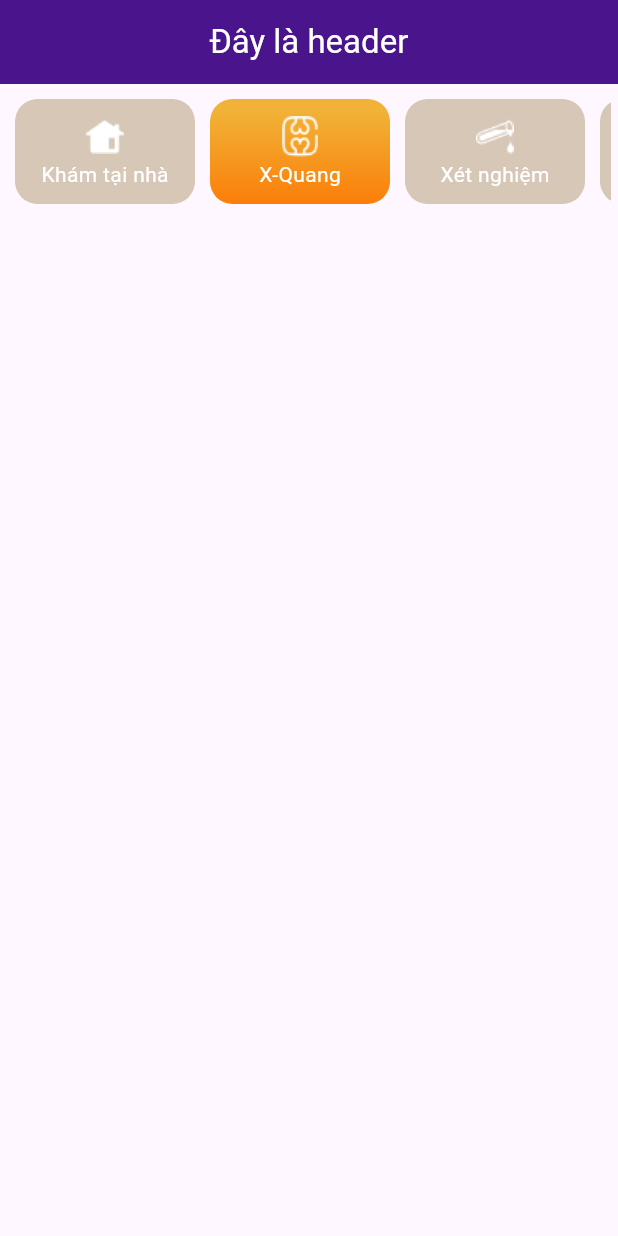
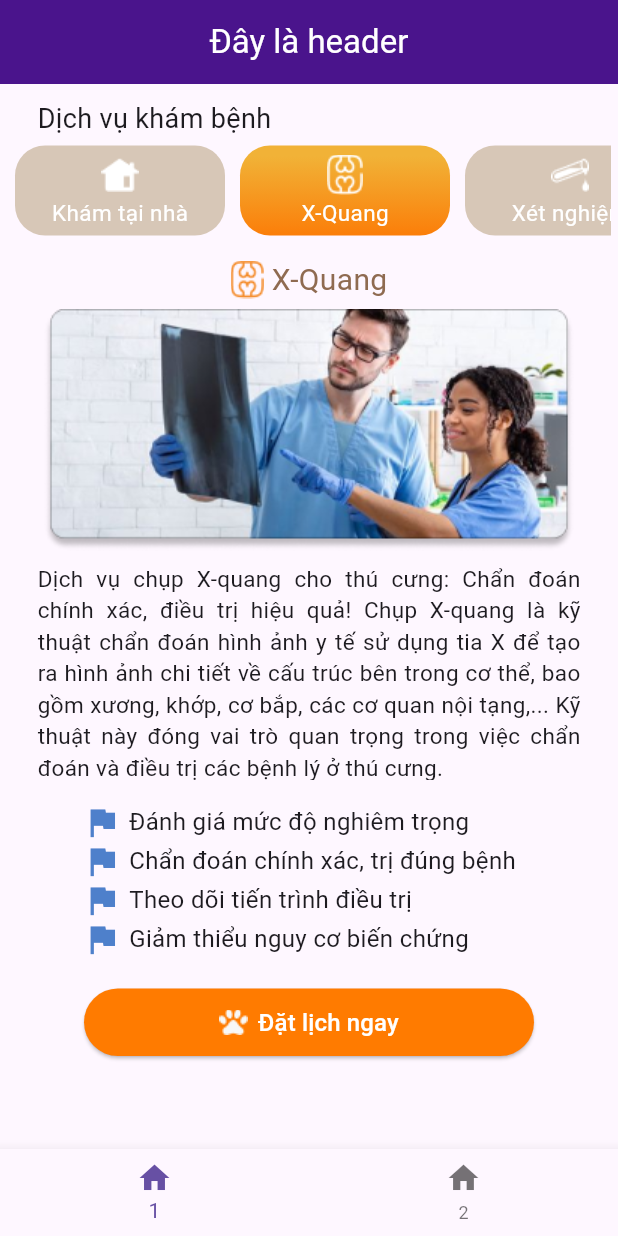
Before and after one commit to Anlele1701/DNT_Flutter_Pawtients, a Flutter app: the screen it shows after launch, after a tap on "X-Quang", on a phone screen of 412 x 824 dp. Run offline on Flutter 3.47's test engine with Material 3 defaults, Android fonts, the light colour scheme and no system bars; our stand-ins replace glassmorphism.

Commit message:
Complete Examination Service

```diff
--- /dev/null
+++ b/frontend_cl/lib/view/widget/Dich_Vu/service_content.dart
@@ -0,0 +1,177 @@
+import 'package:flutter/cupertino.dart';
+import 'package:flutter/material.dart';
+
+List<String> getItems() {
+  return [
+    "Khám tại nhà",
+    "X-Quang",
+    "Xét nghiệm",
+    "Khám tổng quát",
+    "Tiêm phòng",
+    "Triệt sản",
+  ];
+}
+
+List<String> getIcons() {
+  return [
+    "assets/icons/House.png",
+    "assets/icons/Bone.png",
+    "assets/icons/Exp.png",
+    "assets/icons/General.png",
+    "assets/icons/Inject.png",
+    "assets/icons/Surgial.png",
+  ];
+}
+
+List<String> getPicture() {
+  return [
+    "assets/images/Pic1_service.png",
+    "assets/images/Pic2_service.png",
+    "assets/images/Pic3_service.png",
+    "assets/images/Pic4_service.png",
+    "assets/images/Pic5_service.png",
+    "assets/images/Pic6_service.png",
+  ];
+}
+
+List<String> getContent() {
+  return [
+    "Bạn đang bận rộn với công việc? Bạn lo lắng khi đưa thú cưng đến phòng khám vì sợ lây bệnh? Dịch vụ khám thú cưng tại nhà chính là giải pháp dành cho bạn! Dịch vụ khám thú cưng tại nhà mang đến nhiều lợi ích thiết thực, giúp bạn tiết kiệm thời gian, công sức và mang đến trải nghiệm khám chữa bệnh thoải mái, an toàn cho thú cưng.",
+    """Dịch vụ chụp X-quang cho thú cưng: Chẩn đoán chính xác, điều trị hiệu quả! Chụp X-quang là kỹ thuật chẩn đoán hình ảnh y tế sử dụng tia X để tạo ra hình ảnh chi tiết về cấu trúc bên trong cơ thể, bao gồm xương, khớp, cơ bắp, các cơ quan nội tạng,... Kỹ thuật này đóng vai trò quan trọng trong việc chẩn đoán và điều trị các bệnh lý ở thú cưng.
+    """,
+    """Dịch vụ xét nghiệm cho thú cưng - Bảo vệ sức khỏe toàn diện cho người bạn bốn chân! Tương tự như con người, thú cưng cũng cần được chăm sóc sức khỏe định kỳ và sử dụng dịch vụ xét nghiệm để phát hiện sớm bệnh tật, theo dõi tình trạng sức khỏe và hỗ trợ chẩn đoán, điều trị hiệu quả. Hãy sử dụng dịch vụ ngay để có thể phòng tránh các bệnh sớm nhất có thể.
+    """,
+    """Khám tổng quát cho thú cưng - Việc làm thiết yếu cho sức khỏe toàn diện! Khám tổng quát là việc kiểm tra sức khỏe toàn diện cho thú cưng, bao gồm kiểm tra lâm sàng, xét nghiệm và các chẩn đoán bổ sung khác (nếu cần thiết) nhằm đánh giá tình trạng sức khỏe hiện tại của thú cưng, phát hiện sớm các bệnh lý tiềm ẩn và đưa ra biện pháp phòng ngừa phù hợp.
+    """,
+    """Dịch vụ tiêm phòng cho thú cưng - Lá chắn bảo vệ sức khỏe toàn diện! Tiêm phòng cho thú cưng là việc tiêm vắc-xin để giúp chúng phòng ngừa các bệnh truyền nhiễm nguy hiểm. Đây là biện pháp thiết yếu để bảo vệ sức khỏe cho thú cưng, giúp chúng có một cuộc sống khỏe mạnh và hạnh phúc. Cũng như là bảo vệ bản thân bạn và cho cả cộng đồng.
+    """,
+    """Dịch vụ triệt sản cho thú cưng: Giải pháp hiệu quả cho việc kiểm soát sinh sản và sức khỏe! Triệt sản cho thú cưng là một phẫu thuật loại bỏ buồng trứng ở con cái hoặc tinh hoàn ở con đực. Đây là biện pháp hiệu quả để kiểm soát sinh sản và mang lại nhiều lợi ích cho sức khỏe của thú cưng. Đảm bảo không có di chứng về sau cho thú cưng của bạn,
+    """
+  ];
+}
+
+List<String> advantageTexts1 = [
+  "Tiết kiệm thời gian di chuyển",
+  "Giảm bớt căng thẳng cho thú cưng",
+  "Chăm sóc tận tâm và chu đáo",
+  "An toàn và giảm thiểu nguy cơ lây nhiễm"
+];
+
+List<String> advantageTexts2 = [
+  "Đánh giá mức độ nghiêm trọng",
+  "Chẩn đoán chính xác, trị đúng bệnh",
+  "Theo dõi tiến trình điều trị",
+  "Giảm thiểu nguy cơ biến chứng"
+];
+
+List<String> advantageTexts3 = [
+  "Chẩn đoán bệnh lý sớm nhất",
+  "Theo dõi sức khỏe tổng thể",
+  "Phát hiện điều trị bệnh lý",
+  "Lập kế hoạch chăm sóc sức khỏe"
+];
+
+List<String> advantageTexts4 = [
+  "Chẩn đoán chính xác bệnh tình",
+  "Theo dõi sức khỏe của vật nuôi",
+  "Phòng ngừa bệnh tật, virus",
+  "Phát hiện các vấn đề hành vi"
+];
+
+List<String> advantageTexts5 = [
+  "Phòng ngừa bệnh truyền nhiễm",
+  "Giảm nguy cơ tử vong của vật nuôi",
+  "Bảo vệ sức khỏe cộng đồng",
+  "Tiết kiệm chi phí điều trị"
+];
+
+List<String> advantageTexts6 = [
+  "Giảm nguy cơ mắc bệnh ở vật nuôi",
+  "Giảm nguy cơ đi lang thang",
+  "Giảm chi phí chăm sóc thú cưng",
+  "Giảm nguy cơ bị tấn công bởi thú cưng"
+];
+
+List<Row> advantage1 = List.generate(
+    4,
+    (index) => Row(children: [
+          Icon(Icons.assistant_photo,size: 26,color: Color(0xFF4E80CB),),
+          SizedBox(
+            width: 5,
+          ),
+          Text(advantageTexts1[index],style: TextStyle(fontSize: 16),),
+        ]));
+
+List<Row> advantage2 = List.generate(
+    4,
+    (index) => Row(
+          children: [
+            Icon(Icons.assistant_photo,size: 26,color: Color(0xFF4E80CB),),
+            SizedBox(
+              width: 5,
+            ),
+            Text(advantageTexts2[index],style: TextStyle(fontSize: 16),)
+          ],
+        ));
+
+List<Row> advantage3 = List.generate(
+    4,
+    (index) => Row(
+          children: [
+            Icon(Icons.assistant_photo,size: 26,color: Color(0xFF4E80CB),),
+            SizedBox(
+              width: 5,
+            ),
+            Text(advantageTexts3[index],style: TextStyle(fontSize: 16),)
+          ],
+        ));
+List<Row> advantage4 = List.generate(
+    4,
+    (index) => Row(
+          children: [
+            Icon(Icons.assistant_photo,size: 26,color: Color(0xFF4E80CB),),
+            SizedBox(
+              width: 5,
+            ),
+            Text(advantageTexts4[index],style: TextStyle(fontSize: 16),)
+          ],
+        ));
+List<Row> advantage5 = List.generate(
+    4,
+    (index) => Row(
+          children: [
+            Icon(Icons.assistant_photo,size: 26,color: Color(0xFF4E80CB),),
+            SizedBox(
+              width: 5,
+            ),
+            Text(advantageTexts5[index],style: TextStyle(fontSize: 16),)
+          ],
+        ));
+List<Row> advantage6 = List.generate(
+    4,
+    (index) => Row(
+          children: [
+            Icon(Icons.assistant_photo,size: 26,color: Color(0xFF4E80CB),),
+            SizedBox(
+              width: 5,
+            ),
+            Text(advantageTexts6[index],style: TextStyle(fontSize: 16),)
+          ],
+        ));
+
+List<Row> Advantages(int x) {
+  switch (x) {
+    case 0:
+      return advantage1;
+    case 1:
+      return advantage2;
+    case 2:
+      return advantage3;
+    case 3:
+      return advantage4;
+    case 4:
+      return advantage5;
+    default:
+      return advantage6;
+  }
+}
--- a/frontend_cl/lib/view/widget/Dich_Vu/service_page.dart
+++ b/frontend_cl/lib/view/widget/Dich_Vu/service_page.dart
@@ -1,5 +1,7 @@
+import 'package:flutter/cupertino.dart';
 import 'package:flutter/material.dart';
 import 'package:flutter/widgets.dart';
+import 'package:frontend/view/widget/Dich_Vu/service_content.dart';
 
 class ServicePage extends StatefulWidget {
   const ServicePage({super.key});
@@ -9,23 +11,10 @@ class ServicePage extends StatefulWidget {
 }
 
 class _ServicePage extends State<ServicePage> {
-  List<String> items = [
-    "Khám tại nhà",
-    "X-Quang",
-    "Xét nghiệm",
-    "Khám tổng quát",
-    "Tiêm phòng",
-    "Triệt sản",
-  ];
-  List<String> icons = [
-    "assets/icons/House.png",
-    "assets/icons/Bone.png",
-    "assets/icons/Exp.png",
-    "assets/icons/General.png",
-    "assets/icons/Inject.png",
-    "assets/icons/Surgial.png",
-  ];
-
+  List<String> items = getItems();
+  List<String> icons = getIcons();
+  List<String> pictures = getPicture();
+  List<String> contents = getContent();
   int count = 0;
 
   @override
@@ -42,11 +31,21 @@ class _ServicePage extends State<ServicePage> {
           width: double.infinity,
           height: double.infinity,
           child: Column(
+            crossAxisAlignment: CrossAxisAlignment.start,
             children: [
+              Container(
+                margin: EdgeInsets.fromLTRB(20, 5, 0, 0),
+                child: Text(
+                  "Dịch vụ khám bệnh",
+                  style: TextStyle(
+                    fontSize: 18,
+                  ),
+                ),
+              ),
               // tạo ra một khung để chia ra các tab
               SizedBox(
-                //* chỉnh độ dài của các tab tại đây vì đây là một tab dài cắt nhỏ
-                  height: 80,
+                  //* chỉnh độ dài của các tab tại đây vì đây là một tab dài cắt nhỏ
+                  height: 70,
                   width: double.infinity,
                   child: ListView.builder(
                     //scroll theo chiều ngang
@@ -69,22 +68,26 @@ class _ServicePage extends State<ServicePage> {
                           //margin này để tách các tab ra
                           margin: EdgeInsets.all(5),
                           // width này để tạo chiều rộng tab
-                          width: 120,
-                          height: 45,
+                          width: 140,
                           decoration: BoxDecoration(
-                            gradient : count == index?
-                            LinearGradient(
-                              colors: [Color(0xFFF1B237),Color(0xFFFB7E09)],
-                              stops: [0.12,1],
-                              begin: Alignment.topCenter,
-                              end: Alignment.bottomCenter,
-                              )
-                            :LinearGradient(colors: [Color(0xFFD7C7B7),Color(0xFFD7C7B7)]),
-                            borderRadius: BorderRadius.circular(15),
-                            ),
+                            gradient: count == index
+                                ? LinearGradient(
+                                    colors: [
+                                      Color(0xFFF1B237),
+                                      Color(0xFFFB7E09)
+                                    ],
+                                    stops: [0.12, 1],
+                                    begin: Alignment.topCenter,
+                                    end: Alignment.bottomCenter,
+                                  )
+                                : LinearGradient(colors: [
+                                    Color(0xFFD7C7B7),
+                                    Color(0xFFD7C7B7)
+                                  ]),
+                            borderRadius: BorderRadius.circular(20),
+                          ),
                           child: Center(
-                            child:
-                            Column(
+                            child: Column(
                               mainAxisAlignment: MainAxisAlignment.center,
                               children: [
                                 Image(
@@ -93,10 +96,9 @@ class _ServicePage extends State<ServicePage> {
                                 ),
                                 Text(
                                   items[index],
-                                  style:
-                                  TextStyle(
+                                  style: TextStyle(
                                     color: Colors.white,
-                                    fontSize: 14,
+                                    fontSize: 15,
                                   ),
                                 ),
                               ],
@@ -105,9 +107,100 @@ class _ServicePage extends State<ServicePage> {
                         ),
                       );
                     }),
-                  ))
+                  )),
+              //Content Body
+              Container(
+                alignment: Alignment.center,
+                margin: EdgeInsets.fromLTRB(0, 10, 0, 0),
+                child: SingleChildScrollView(
+                  child: Column(children: [
+                    Row(
+                      mainAxisAlignment: MainAxisAlignment.center,
+                      children: [
+                        Image(
+                          image: AssetImage(icons[count]),
+                          color: Color(0xFFF48B29),
+                          height: 25,
+                        ),
+                        SizedBox(
+                          width: 5,
+                        ),
+                        Text(
+                          items[count],
+                          style: TextStyle(
+                            fontSize: 20,
+                            color: Color(0xFF8F6B51),
+                          ),
+                        ),
+                      ],
+                    ),
+                    SizedBox(
+                      height: 5,
+                    ),
+                    Image(
+                      image: AssetImage(
+                        pictures[count],
+                      ),
+                    ),
+                    SizedBox(
+                      height: 3,
+                    ),
+                    Container(
+                      padding: EdgeInsets.fromLTRB(20, 5, 20, 0),
+                      height: 150,
+                      child: Text(
+                        contents[count],
+                        textAlign: TextAlign.justify,
+                        style: TextStyle(
+                          fontSize: 15,
+                        ),
+                      ),
+                    ),
+                    Container(
+                      padding: EdgeInsets.fromLTRB(50, 15, 45, 0),
+                      child: Column(children: Advantages(count)),
+                    ),
+                    Padding(
+                      padding: EdgeInsets.all(20),
+                      child: SizedBox(
+                        width: 300,
+                        height: 45,
+                        child: ElevatedButton(
+                          onPressed: () {},
+                          style: ButtonStyle(
+                            backgroundColor:
+                                MaterialStateProperty.all(Color(0xFFFF7B00)),
+                          ),
+                          child: Row(
+                            mainAxisAlignment: MainAxisAlignment.center,
+                            children: [
+                              Image(
+                                image: AssetImage("assets/icons/Paws_Button.png"),
+                              ),
+                              SizedBox(
+                                width: 7,
+                              ),
+                              Text(
+                                "Đặt lịch ngay",
+                                style: TextStyle(
+                                    color: Color(0xFFFFFFFF), fontSize: 16),
+                              )
+                            ],
+                          ),
+                        ),
+                      ),
+                    ),
+                  ]),
+                ),
+              ),
             ],
           )),
+      bottomNavigationBar: BottomNavigationBar(
+        items: [
+          BottomNavigationBarItem(label: '1', icon: Icon(Icons.home)),
+          BottomNavigationBarItem(label: '2', icon: Icon(Icons.home))
+        ],
+      ),
     );
   }
 }
```
Also changed, not shown: frontend_cl/assets/icons/Paws_Button.png (added), frontend_cl/assets/images/Pic1_service.png (added), frontend_cl/assets/images/Pic2_service.png (added), frontend_cl/assets/images/Pic3_service.png (added), frontend_cl/assets/images/Pic4_service.png (added), frontend_cl/assets/images/Pic5_service.png (added), frontend_cl/assets/images/Pic6_service.png (added), 2 other files.
